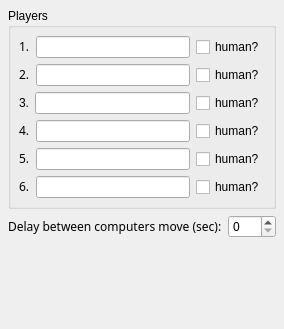
Qt form src/configPage.ui (KDE/kiriki) before a commit.
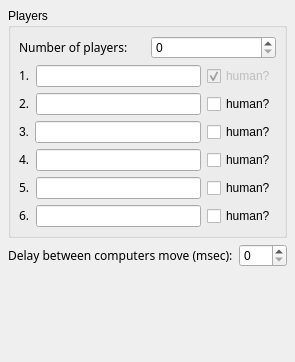
The same form after that commit.

```diff
--- a/src/configPage.ui
+++ b/src/configPage.ui
@@ -8,8 +8,8 @@
    <rect>
     <x>0</x>
     <y>0</y>
-    <width>284</width>
-    <height>329</height>
+    <width>295</width>
+    <height>362</height>
    </rect>
   </property>
   <property name="windowTitle" >
@@ -42,6 +42,26 @@
         <property name="spacing" >
          <number>6</number>
         </property>
+        <item>
+         <layout class="QHBoxLayout" >
+          <property name="margin" >
+           <number>0</number>
+          </property>
+          <property name="spacing" >
+           <number>6</number>
+          </property>
+          <item>
+           <widget class="QLabel" name="label_5" >
+            <property name="text" >
+             <string>&lt;html>&lt;head>&lt;meta name=&quot;qrichtext&quot; content=&quot;1&quot; />&lt;/head>&lt;body style=&quot; white-space: pre-wrap; font-family:Sans Serif; font-weight:400; font-style:normal; text-decoration:none;&quot;>&lt;p style=&quot; margin-top:0px; margin-bottom:0px; margin-left:0px; margin-right:0px; -qt-block-indent:0; text-indent:0px;&quot;>Number of players:&lt;/p>&lt;/body>&lt;/html></string>
+            </property>
+           </widget>
+          </item>
+          <item>
+           <widget class="QSpinBox" name="kcfg_numberOfPlayers" />
+          </item>
+         </layout>
+        </item>
         <item>
          <layout class="QHBoxLayout" >
           <property name="margin" >
@@ -52,19 +72,32 @@
           </property>
           <item>
            <widget class="QLabel" name="label" >
+            <property name="enabled" >
+             <bool>true</bool>
+            </property>
             <property name="text" >
              <string>&lt;html>&lt;head>&lt;meta name=&quot;qrichtext&quot; content=&quot;1&quot; />&lt;/head>&lt;body style=&quot; white-space: pre-wrap; font-family:Sans Serif; font-weight:400; font-style:normal; text-decoration:none;&quot;>&lt;p style=&quot; margin-top:0px; margin-bottom:0px; margin-left:0px; margin-right:0px; -qt-block-indent:0; text-indent:0px;&quot;>1.&lt;/p>&lt;/body>&lt;/html></string>
             </property>
            </widget>
           </item>
           <item>
-           <widget class="QLineEdit" name="lineEdit" />
+           <widget class="QLineEdit" name="kcfg_player1Name" >
+            <property name="text" >
+             <string/>
+            </property>
+           </widget>
           </item>
           <item>
-           <widget class="QCheckBox" name="checkBox" >
+           <widget class="QCheckBox" name="player1IsHuman" >
+            <property name="enabled" >
+             <bool>false</bool>
+            </property>
             <property name="text" >
              <string>human?</string>
             </property>
+            <property name="checked" >
+             <bool>true</bool>
+            </property>
            </widget>
           </item>
          </layout>
@@ -85,10 +118,14 @@
            </widget>
           </item>
           <item>
-           <widget class="QLineEdit" name="lineEdit_2" />
+           <widget class="QLineEdit" name="kcfg_player2Name" >
+            <property name="text" >
+             <string/>
+            </property>
+           </widget>
           </item>
           <item>
-           <widget class="QCheckBox" name="checkBox_2" >
+           <widget class="QCheckBox" name="kcfg_player2IsHuman" >
             <property name="text" >
              <string>human?</string>
             </property>
@@ -112,10 +149,14 @@
            </widget>
           </item>
           <item>
-           <widget class="QLineEdit" name="lineEdit_2_2" />
+           <widget class="QLineEdit" name="kcfg_player3Name" >
+            <property name="text" >
+             <string/>
+            </property>
+           </widget>
           </item>
           <item>
-           <widget class="QCheckBox" name="checkBox_2_2" >
+           <widget class="QCheckBox" name="kcfg_player3IsHuman" >
             <property name="text" >
              <string>human?</string>
             </property>
@@ -139,10 +180,14 @@
            </widget>
           </item>
           <item>
-           <widget class="QLineEdit" name="lineEdit_2_2_2" />
+           <widget class="QLineEdit" name="kcfg_player4Name" >
+            <property name="text" >
+             <string/>
+            </property>
+           </widget>
           </item>
           <item>
-           <widget class="QCheckBox" name="checkBox_2_2_2" >
+           <widget class="QCheckBox" name="kcfg_player4IsHuman" >
             <property name="text" >
              <string>human?</string>
             </property>
@@ -166,10 +211,14 @@
            </widget>
           </item>
           <item>
-           <widget class="QLineEdit" name="lineEdit_2_3" />
+           <widget class="QLineEdit" name="kcfg_player5Name" >
+            <property name="text" >
+             <string/>
+            </property>
+           </widget>
           </item>
           <item>
-           <widget class="QCheckBox" name="checkBox_2_3" >
+           <widget class="QCheckBox" name="kcfg_player5IsHuman" >
             <property name="text" >
              <string>human?</string>
             </property>
@@ -193,10 +242,14 @@
            </widget>
           </item>
           <item>
-           <widget class="QLineEdit" name="lineEdit_2_3_2" />
+           <widget class="QLineEdit" name="kcfg_player6Name" >
+            <property name="text" >
+             <string/>
+            </property>
+           </widget>
           </item>
           <item>
-           <widget class="QCheckBox" name="checkBox_2_3_2" >
+           <widget class="QCheckBox" name="kcfg_player6IsHuman" >
             <property name="text" >
              <string>human?</string>
             </property>
@@ -220,12 +273,12 @@
      <item>
       <widget class="QLabel" name="label_3" >
        <property name="text" >
-        <string>&lt;html>&lt;head>&lt;meta name=&quot;qrichtext&quot; content=&quot;1&quot; />&lt;/head>&lt;body style=&quot; white-space: pre-wrap; font-family:Sans Serif; font-weight:400; font-style:normal; text-decoration:none;&quot;>&lt;p style=&quot; margin-top:0px; margin-bottom:0px; margin-left:0px; margin-right:0px; -qt-block-indent:0; text-indent:0px;&quot;>Delay between computers move (sec):&lt;/p>&lt;/body>&lt;/html></string>
+        <string>&lt;html>&lt;head>&lt;meta name=&quot;qrichtext&quot; content=&quot;1&quot; />&lt;/head>&lt;body style=&quot; white-space: pre-wrap; font-family:Sans Serif; font-weight:400; font-style:normal; text-decoration:none;&quot;>&lt;p style=&quot; margin-top:0px; margin-bottom:0px; margin-left:0px; margin-right:0px; -qt-block-indent:0; text-indent:0px;&quot;>Delay between computers move (msec):&lt;/p>&lt;/body>&lt;/html></string>
        </property>
       </widget>
      </item>
      <item>
-      <widget class="QSpinBox" name="spinBox" />
+      <widget class="QSpinBox" name="kcfg_waitTime" />
      </item>
     </layout>
    </item>
```
